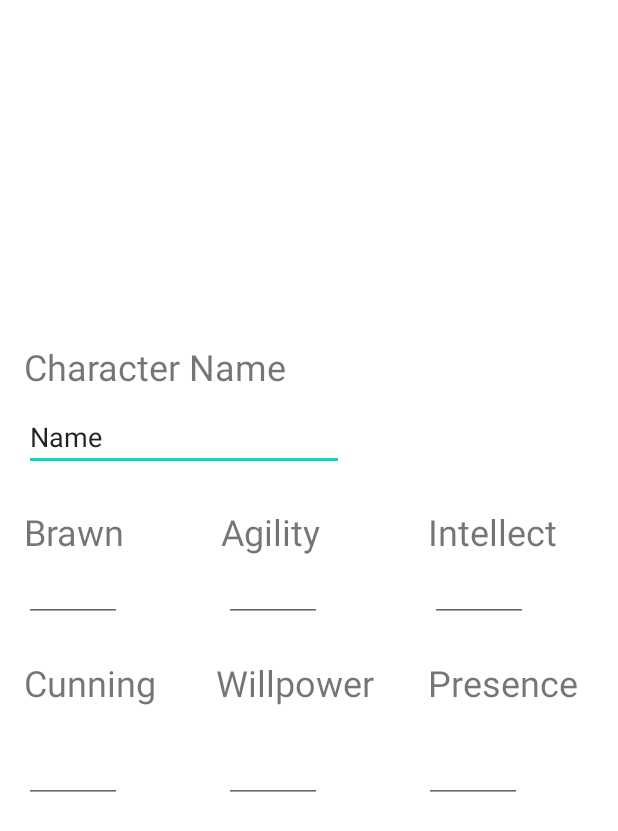
After one commit to ryanmueller28/GenesysCharacterSheetApp, an Android app: the layout activity_characteristic.xml on its own in the app's theme, with its tools: preview values and no code run, on a phone screen of 412 x 824 dp. The commit adds this screen. Shown: the top 831 px of the screen. Run offline under Robolectric (Android 15) with nearby library versions, the phone set to English and light mode, and no system bars.

Commit message:
Refactored Characteristic to an Activity. Added a DatabaseHelper class and XML layout. Not launching properly. WOrk on

```diff
--- a/app/src/main/AndroidManifest.xml
+++ b/app/src/main/AndroidManifest.xml
@@ -9,7 +9,7 @@
         android:roundIcon="@mipmap/ic_launcher_round"
         android:supportsRtl="true"
         android:theme="@style/Theme.GenesysCharacterSheetApp">
-        <activity android:name=".MainActivity">
+        <activity android:name=".CharacteristicActivity">
             <intent-filter>
                 <action android:name="android.intent.action.MAIN" />
 
--- /dev/null
+++ b/app/src/main/res/layout/activity_characteristic.xml
@@ -0,0 +1,168 @@
+<?xml version="1.0" encoding="utf-8"?>
+<androidx.constraintlayout.widget.ConstraintLayout xmlns:android="http://schemas.android.com/apk/res/android"
+    xmlns:app="http://schemas.android.com/apk/res-auto"
+    xmlns:tools="http://schemas.android.com/tools"
+    android:layout_width="match_parent"
+    android:layout_height="match_parent"
+    tools:context=".CharacteristicActivity">
+
+    <TextView
+        android:id="@+id/characterName"
+        android:layout_width="wrap_content"
+        android:layout_height="wrap_content"
+        android:layout_marginTop="228dp"
+        android:text="@string/character_name"
+        android:textSize="24sp"
+        app:layout_constraintEnd_toEndOf="parent"
+        app:layout_constraintHorizontal_bias="0.067"
+        app:layout_constraintStart_toStartOf="parent"
+        app:layout_constraintTop_toTopOf="parent" />
+
+    <EditText
+        android:id="@+id/editCharacterName"
+        android:layout_width="wrap_content"
+        android:layout_height="wrap_content"
+        android:layout_marginTop="8dp"
+        android:ems="10"
+        android:inputType="textPersonName"
+        android:text="Name"
+        app:layout_constraintEnd_toEndOf="parent"
+        app:layout_constraintHorizontal_bias="0.079"
+        app:layout_constraintStart_toStartOf="parent"
+        app:layout_constraintTop_toBottomOf="@+id/characterName" />
+
+    <TextView
+        android:id="@+id/Brawn"
+        android:layout_width="wrap_content"
+        android:layout_height="wrap_content"
+        android:layout_marginStart="16dp"
+        android:layout_marginTop="24dp"
+        android:text="@string/BrawnString"
+        android:textSize="24sp"
+        app:layout_constraintStart_toStartOf="parent"
+        app:layout_constraintTop_toBottomOf="@+id/editCharacterName" />
+
+    <EditText
+        android:id="@+id/BrawnValue"
+        android:layout_width="65dp"
+        android:layout_height="36dp"
+        android:layout_marginStart="16dp"
+        android:layout_marginTop="8dp"
+        android:ems="10"
+        android:inputType="number"
+        app:layout_constraintStart_toStartOf="parent"
+        app:layout_constraintTop_toBottomOf="@+id/Brawn" />
+
+    <TextView
+        android:id="@+id/Agility"
+        android:layout_width="wrap_content"
+        android:layout_height="wrap_content"
+        android:layout_marginStart="64dp"
+        android:layout_marginTop="24dp"
+        android:text="@string/AgilityString"
+        android:textSize="24sp"
+        app:layout_constraintStart_toEndOf="@+id/Brawn"
+        app:layout_constraintTop_toBottomOf="@+id/editCharacterName" />
+
+    <EditText
+        android:id="@+id/AgilityValue"
+        android:layout_width="65dp"
+        android:layout_height="36dp"
+        android:layout_marginStart="68dp"
+        android:layout_marginTop="8dp"
+        android:ems="10"
+        android:inputType="number"
+        app:layout_constraintStart_toEndOf="@+id/BrawnValue"
+        app:layout_constraintTop_toBottomOf="@+id/Agility" />
+
+    <TextView
+        android:id="@+id/Intellect"
+        android:layout_width="wrap_content"
+        android:layout_height="wrap_content"
+        android:layout_marginStart="72dp"
+        android:layout_marginTop="24dp"
+        android:text="@string/IntellectString"
+        android:textSize="24dp"
+        app:layout_constraintStart_toEndOf="@+id/Agility"
+        app:layout_constraintTop_toBottomOf="@+id/editCharacterName" />
+
+    <EditText
+        android:id="@+id/IntellectValue"
+        android:layout_width="65dp"
+        android:layout_height="36dp"
+        android:layout_marginStart="72dp"
+        android:layout_marginTop="8dp"
+        android:ems="10"
+        android:inputType="number"
+        app:layout_constraintStart_toEndOf="@+id/AgilityValue"
+        app:layout_constraintTop_toBottomOf="@+id/Intellect" />
+
+    <EditText
+        android:id="@+id/PresenceValue"
+        android:layout_width="65dp"
+        android:layout_height="36dp"
+        android:layout_marginStart="68dp"
+        android:layout_marginTop="28dp"
+        android:ems="10"
+        android:inputType="number"
+        app:layout_constraintStart_toEndOf="@+id/WillpowerValue"
+        app:layout_constraintTop_toBottomOf="@+id/Presence" />
+
+    <TextView
+        android:id="@+id/Presence"
+        android:layout_width="wrap_content"
+        android:layout_height="wrap_content"
+        android:layout_marginStart="36dp"
+        android:layout_marginTop="24dp"
+        android:text="@string/PresenceString"
+        android:textSize="24dp"
+        app:layout_constraintStart_toEndOf="@+id/Willpower"
+        app:layout_constraintTop_toBottomOf="@+id/IntellectValue"
+        tools:ignore="InvalidId" />
+
+    <TextView
+        android:id="@+id/Cunning"
+        android:layout_width="wrap_content"
+        android:layout_height="wrap_content"
+        android:layout_marginStart="16dp"
+        android:layout_marginTop="24dp"
+        android:text="@string/CunningString"
+        android:textSize="24dp"
+        app:layout_constraintStart_toStartOf="parent"
+        app:layout_constraintTop_toBottomOf="@+id/BrawnValue" />
+
+    <EditText
+        android:id="@+id/CunningValue"
+        android:layout_width="65dp"
+        android:layout_height="36dp"
+        android:layout_marginStart="16dp"
+        android:layout_marginTop="28dp"
+        android:ems="10"
+        android:inputType="number"
+        app:layout_constraintStart_toStartOf="parent"
+        app:layout_constraintTop_toBottomOf="@+id/Cunning" />
+
+    <TextView
+        android:id="@+id/Willpower"
+        android:layout_width="wrap_content"
+        android:layout_height="wrap_content"
+        android:layout_marginStart="40dp"
+        android:layout_marginTop="24dp"
+        android:text="@string/WillpowerString"
+        android:textSize="24dp"
+        app:layout_constraintStart_toEndOf="@+id/Cunning"
+        app:layout_constraintTop_toBottomOf="@+id/AgilityValue" />
+
+    <EditText
+        android:id="@+id/WillpowerValue"
+        android:layout_width="65dp"
+        android:layout_height="36dp"
+        android:layout_marginStart="68dp"
+        android:layout_marginTop="28dp"
+        android:ems="10"
+        android:inputType="number"
+        app:layout_constraintStart_toEndOf="@+id/CunningValue"
+        app:layout_constraintTop_toBottomOf="@+id/Willpower" />
+
+
+</androidx.constraintlayout.widget.ConstraintLayout>
--- a/app/src/main/res/layout/content_characteristic.xml
+++ /dev/null
@@ -1,6 +0,0 @@
-<?xml version="1.0" encoding="utf-8"?>
-<androidx.constraintlayout.widget.ConstraintLayout xmlns:android="http://schemas.android.com/apk/res/android"
-    xmlns:app="http://schemas.android.com/apk/res-auto"
-    android:layout_width="match_parent"
-    android:layout_height="match_parent"
-    app:layout_behavior="@string/appbar_scrolling_view_behavior"></androidx.constraintlayout.widget.ConstraintLayout>
--- a/app/src/main/res/values/strings.xml
+++ b/app/src/main/res/values/strings.xml
@@ -1,5 +1,6 @@
 <resources>
     <string name="app_name">Genesys Character Sheet App</string>
+    <string name="character_name">Character Name</string>
     <string-array name="Characteristics">
         <item>Brawn</item>
         <item>Agility</item>
@@ -14,5 +15,6 @@
     <string name="CunningString">Cunning</string>
     <string name="WillpowerString">Willpower</string>
     <string name="PresenceString">Presence</string>
+    <string name="submit_button">Submit</string>
 
 </resources>
```
Also changed, not shown: app/src/main/java/com/genesyscharactersheetapp/CharacterDatabaseHelper.java (added, +69 -0 lines), app/src/main/java/com/genesyscharactersheetapp/CharacteristicActivity.java (added, +64 -0 lines), app/src/main/java/com/genesyscharactersheetapp/CharacteristicFragment.java (deleted, +0 -45 lines), app/src/main/java/com/genesyscharactersheetapp/MainActivity.java (+7 -0 lines), app/src/main/res/layout/fragment_characteristic.xml (deleted, +0 -138 lines).
